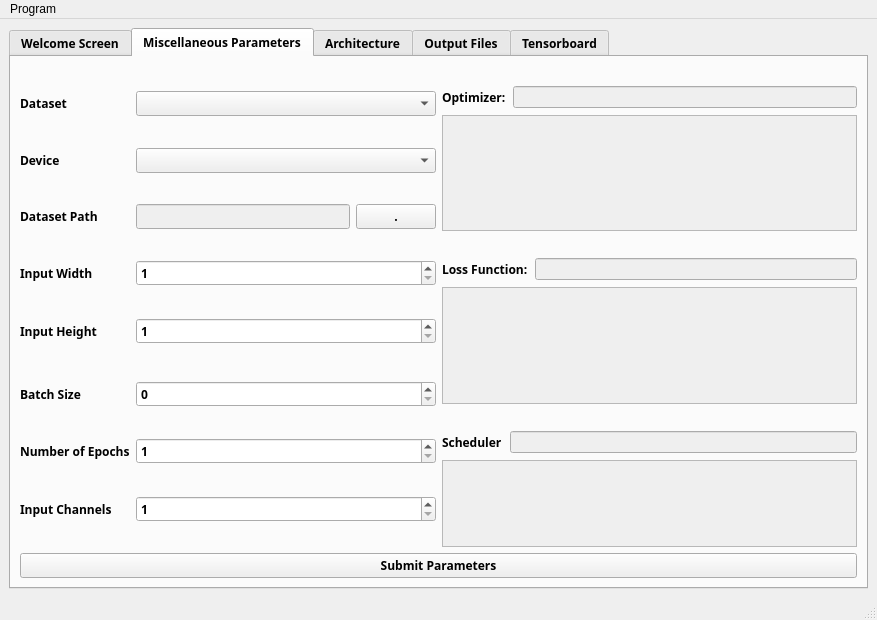
Qt form public/GUI/mainwindow.ui (mourra950/Siemens-System-Level-Modelling-of-ASDLA-Graduation-Project) before a commit.
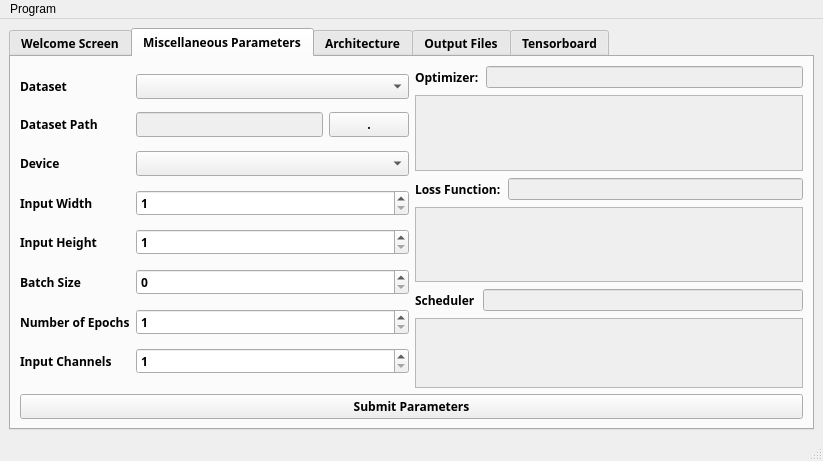
The same form after that commit. The open tabs and pages were chosen to show the change.

Diff of the .ui file:
```diff
--- a/public/GUI/mainwindow.ui
+++ b/public/GUI/mainwindow.ui
@@ -6,8 +6,8 @@
    <rect>
     <x>0</x>
     <y>0</y>
-    <width>877</width>
-    <height>620</height>
+    <width>823</width>
+    <height>461</height>
    </rect>
   </property>
   <property name="windowTitle">
@@ -76,38 +76,45 @@
            <layout class="QHBoxLayout" name="horizontalLayout_6">
             <item>
              <layout class="QFormLayout" name="formLayout">
-              <item row="6" column="0">
+              <item row="1" column="0">
+               <widget class="QLabel" name="datasetLabel">
+                <property name="text">
+                 <string>Dataset</string>
+                </property>
+               </widget>
+              </item>
+              <item row="1" column="1">
+               <widget class="QComboBox" name="datasetComboBox">
+                <property name="toolTip">
+                 <string>All the predefined datasets in pytorch </string>
+                </property>
+               </widget>
+              </item>
+              <item row="3" column="0">
+               <widget class="QLabel" name="label_3">
+                <property name="text">
+                 <string>Dataset Path</string>
+                </property>
+               </widget>
+              </item>
+              <item row="5" column="0">
                <widget class="QLabel" name="device_label">
                 <property name="text">
                  <string>Device</string>
                 </property>
                </widget>
               </item>
-              <item row="6" column="1">
+              <item row="5" column="1">
                <widget class="QComboBox" name="deviceComboBox"/>
               </item>
-              <item row="7" column="0">
-               <spacer name="verticalSpacer_3">
-                <property name="orientation">
-                 <enum>Qt::Vertical</enum>
-                </property>
-                <property name="sizeHint" stdset="0">
-                 <size>
-                  <width>20</width>
-                  <height>40</height>
-                 </size>
-                </property>
-               </spacer>
+              <item row="17" column="0">
+               <layout class="QGridLayout" name="gridLayout"/>
               </item>
-              <item row="8" column="0">
-               <widget class="QLabel" name="label_3">
-                <property name="text">
-                 <string>Dataset Path</string>
+              <item row="3" column="1">
+               <layout class="QHBoxLayout" name="horizontalLayout_8">
+                <property name="topMargin">
+                 <number>0</number>
                 </property>
-               </widget>
-              </item>
-              <item row="8" column="1">
-               <layout class="QHBoxLayout" name="horizontalLayout_11">
                 <item>
                  <widget class="QLineEdit" name="dataset_path_QLineEdit">
                   <property name="enabled">
@@ -124,27 +131,14 @@
                 </item>
                </layout>
               </item>
-              <item row="9" column="0">
-               <spacer name="verticalSpacer_7">
-                <property name="orientation">
-                 <enum>Qt::Vertical</enum>
-                </property>
-                <property name="sizeHint" stdset="0">
-                 <size>
-                  <width>20</width>
-                  <height>40</height>
-                 </size>
-                </property>
-               </spacer>
-              </item>
-              <item row="10" column="0">
+              <item row="7" column="0">
                <widget class="QLabel" name="inputWidth_label">
                 <property name="text">
                  <string>Input Width</string>
                 </property>
                </widget>
               </item>
-              <item row="10" column="1">
+              <item row="7" column="1">
                <widget class="QSpinBox" name="inputWidth_QSpinBox">
                 <property name="minimum">
                  <number>1</number>
@@ -154,27 +148,14 @@
                 </property>
                </widget>
               </item>
-              <item row="11" column="0">
-               <spacer name="verticalSpacer">
-                <property name="orientation">
-                 <enum>Qt::Vertical</enum>
-                </property>
-                <property name="sizeHint" stdset="0">
-                 <size>
-                  <width>20</width>
-                  <height>40</height>
-                 </size>
-                </property>
-               </spacer>
-              </item>
-              <item row="12" column="0">
+              <item row="9" column="0">
                <widget class="QLabel" name="inputHeight_label">
                 <property name="text">
                  <string>Input Height</string>
                 </property>
                </widget>
               </item>
-              <item row="12" column="1">
+              <item row="9" column="1">
                <widget class="QSpinBox" name="inputHeight_QSpinBox">
                 <property name="minimumSize">
                  <size>
@@ -190,57 +171,28 @@
                 </property>
                </widget>
               </item>
-              <item row="13" column="0">
-               <layout class="QGridLayout" name="gridLayout"/>
-              </item>
-              <item row="14" column="0">
-               <spacer name="verticalSpacer_2">
-                <property name="orientation">
-                 <enum>Qt::Vertical</enum>
-                </property>
-                <property name="sizeHint" stdset="0">
-                 <size>
-                  <width>20</width>
-                  <height>40</height>
-                 </size>
-                </property>
-               </spacer>
-              </item>
-              <item row="15" column="0">
+              <item row="11" column="0">
                <widget class="QLabel" name="batchSize_label">
                 <property name="text">
                  <string>Batch Size</string>
                 </property>
                </widget>
               </item>
-              <item row="15" column="1">
+              <item row="11" column="1">
                <widget class="QSpinBox" name="batchSize_QSpinBox">
                 <property name="maximum">
                  <number>999999999</number>
                 </property>
                </widget>
               </item>
-              <item row="16" column="0">
-               <spacer name="verticalSpacer_4">
-                <property name="orientation">
-                 <enum>Qt::Vertical</enum>
-                </property>
-                <property name="sizeHint" stdset="0">
-                 <size>
-                  <width>20</width>
-                  <height>40</height>
-                 </size>
-                </property>
-               </spacer>
-              </item>
-              <item row="17" column="0">
+              <item row="13" column="0">
                <widget class="QLabel" name="numberEpochs_label">
                 <property name="text">
                  <string>Number of Epochs</string>
                 </property>
                </widget>
               </item>
-              <item row="17" column="1">
+              <item row="13" column="1">
                <widget class="QSpinBox" name="numberEpochs_QSpinBox">
                 <property name="minimum">
                  <number>1</number>
@@ -250,27 +202,14 @@
                 </property>
                </widget>
               </item>
-              <item row="18" column="0">
-               <spacer name="verticalSpacer_5">
-                <property name="orientation">
-                 <enum>Qt::Vertical</enum>
-                </property>
-                <property name="sizeHint" stdset="0">
-                 <size>
-                  <width>20</width>
-                  <height>40</height>
-                 </size>
-                </property>
-               </spacer>
-              </item>
-              <item row="19" column="0">
+              <item row="15" column="0">
                <widget class="QLabel" name="inputChannelsLabel">
                 <property name="text">
                  <string>Input Channels</string>
                 </property>
                </widget>
               </item>
-              <item row="19" column="1">
+              <item row="15" column="1">
                <widget class="QSpinBox" name="inputChannelsSpinBox">
                 <property name="minimum">
                  <number>1</number>
@@ -280,8 +219,8 @@
                 </property>
                </widget>
               </item>
-              <item row="20" column="0">
-               <spacer name="verticalSpacer_6">
+              <item row="14" column="0">
+               <spacer name="verticalSpacer">
                 <property name="orientation">
                  <enum>Qt::Vertical</enum>
                 </property>
@@ -293,17 +232,85 @@
                 </property>
                </spacer>
               </item>
-              <item row="4" column="1">
-               <widget class="QComboBox" name="datasetComboBox"/>
+              <item row="12" column="0">
+               <spacer name="verticalSpacer_2">
+                <property name="orientation">
+                 <enum>Qt::Vertical</enum>
+                </property>
+                <property name="sizeHint" stdset="0">
+                 <size>
+                  <width>20</width>
+                  <height>40</height>
+                 </size>
+                </property>
+               </spacer>
+              </item>
+              <item row="10" column="0">
+               <spacer name="verticalSpacer_3">
+                <property name="orientation">
+                 <enum>Qt::Vertical</enum>
+                </property>
+                <property name="sizeHint" stdset="0">
+                 <size>
+                  <width>20</width>
+                  <height>40</height>
+                 </size>
+                </property>
+               </spacer>
+              </item>
+              <item row="8" column="0">
+               <spacer name="verticalSpacer_4">
+                <property name="orientation">
+                 <enum>Qt::Vertical</enum>
+                </property>
+                <property name="sizeHint" stdset="0">
+                 <size>
+                  <width>20</width>
+                  <height>40</height>
+                 </size>
+                </property>
+               </spacer>
+              </item>
+              <item row="6" column="0">
+               <spacer name="verticalSpacer_5">
+                <property name="orientation">
+                 <enum>Qt::Vertical</enum>
+                </property>
+                <property name="sizeHint" stdset="0">
+                 <size>
+                  <width>20</width>
+                  <height>40</height>
+                 </size>
+                </property>
+               </spacer>
               </item>
               <item row="4" column="0">
-               <widget class="QLabel" name="datasetLabel">
-                <property name="text">
-                 <string>Dataset</string>
+               <spacer name="verticalSpacer_6">
+                <property name="orientation">
+                 <enum>Qt::Vertical</enum>
                 </property>
-               </widget>
+                <property name="sizeHint" stdset="0">
+                 <size>
+                  <width>20</width>
+                  <height>40</height>
+                 </size>
+                </property>
+               </spacer>
               </item>
-              <item row="5" column="0">
+              <item row="2" column="0">
+               <spacer name="verticalSpacer_7">
+                <property name="orientation">
+                 <enum>Qt::Vertical</enum>
+                </property>
+                <property name="sizeHint" stdset="0">
+                 <size>
+                  <width>20</width>
+                  <height>40</height>
+                 </size>
+                </property>
+               </spacer>
+              </item>
+              <item row="0" column="0">
                <spacer name="verticalSpacer_9">
                 <property name="orientation">
                  <enum>Qt::Vertical</enum>
@@ -316,7 +323,7 @@
                 </property>
                </spacer>
               </item>
-              <item row="3" column="0">
+              <item row="16" column="0">
                <spacer name="verticalSpacer_12">
                 <property name="orientation">
                  <enum>Qt::Vertical</enum>
@@ -343,22 +350,6 @@
                   <property name="spacing">
                    <number>7</number>
                   </property>
-                  <item>
-                   <spacer name="verticalSpacer_18">
-                    <property name="orientation">
-                     <enum>Qt::Vertical</enum>
-                    </property>
-                    <property name="sizeType">
-                     <enum>QSizePolicy::Fixed</enum>
-                    </property>
-                    <property name="sizeHint" stdset="0">
-                     <size>
-                      <width>20</width>
-                      <height>20</height>
-                     </size>
-                    </property>
-                   </spacer>
-                  </item>
                   <item>
                    <layout class="QHBoxLayout" name="horizontalLayout_9">
                     <item>
@@ -392,8 +383,8 @@
                       <rect>
                        <x>0</x>
                        <y>0</y>
-                       <width>404</width>
-                       <height>105</height>
+                       <width>377</width>
+                       <height>70</height>
                       </rect>
                      </property>
                      <layout class="QVBoxLayout" name="verticalLayout_21">
@@ -404,22 +395,6 @@
                     </widget>
                    </widget>
                   </item>
-                  <item>
-                   <spacer name="verticalSpacer_11">
-                    <property name="orientation">
-                     <enum>Qt::Vertical</enum>
-                    </property>
-                    <property name="sizeType">
-                     <enum>QSizePolicy::Fixed</enum>
-                    </property>
-                    <property name="sizeHint" stdset="0">
-                     <size>
-                      <width>20</width>
-                      <height>20</height>
-                     </size>
-                    </property>
-                   </spacer>
-                  </item>
                   <item>
                    <layout class="QHBoxLayout" name="horizontalLayout_10">
                     <item>
@@ -456,8 +431,8 @@
                       <rect>
                        <x>0</x>
                        <y>0</y>
-                       <width>404</width>
-                       <height>106</height>
+                       <width>377</width>
+                       <height>70</height>
                       </rect>
                      </property>
                      <layout class="QVBoxLayout" name="verticalLayout_22">
@@ -468,22 +443,6 @@
                     </widget>
                    </widget>
                   </item>
-                  <item>
-                   <spacer name="verticalSpacer_19">
-                    <property name="orientation">
-                     <enum>Qt::Vertical</enum>
-                    </property>
-                    <property name="sizeType">
-                     <enum>QSizePolicy::Fixed</enum>
-                    </property>
-                    <property name="sizeHint" stdset="0">
-                     <size>
-                      <width>20</width>
-                      <height>20</height>
-                     </size>
-                    </property>
-                   </spacer>
-                  </item>
                   <item>
                    <layout class="QVBoxLayout" name="verticalLayout_19">
                     <property name="leftMargin">
@@ -546,8 +505,8 @@
                         <rect>
                          <x>0</x>
                          <y>0</y>
-                         <width>402</width>
-                         <height>76</height>
+                         <width>375</width>
+                         <height>69</height>
                         </rect>
                        </property>
                        <layout class="QVBoxLayout" name="verticalLayout_18">
@@ -939,7 +898,7 @@
     <rect>
      <x>0</x>
      <y>0</y>
-     <width>877</width>
+     <width>823</width>
      <height>22</height>
     </rect>
    </property>
```
Left out of the diff: 35 changed lines with no effect on the pictures.
